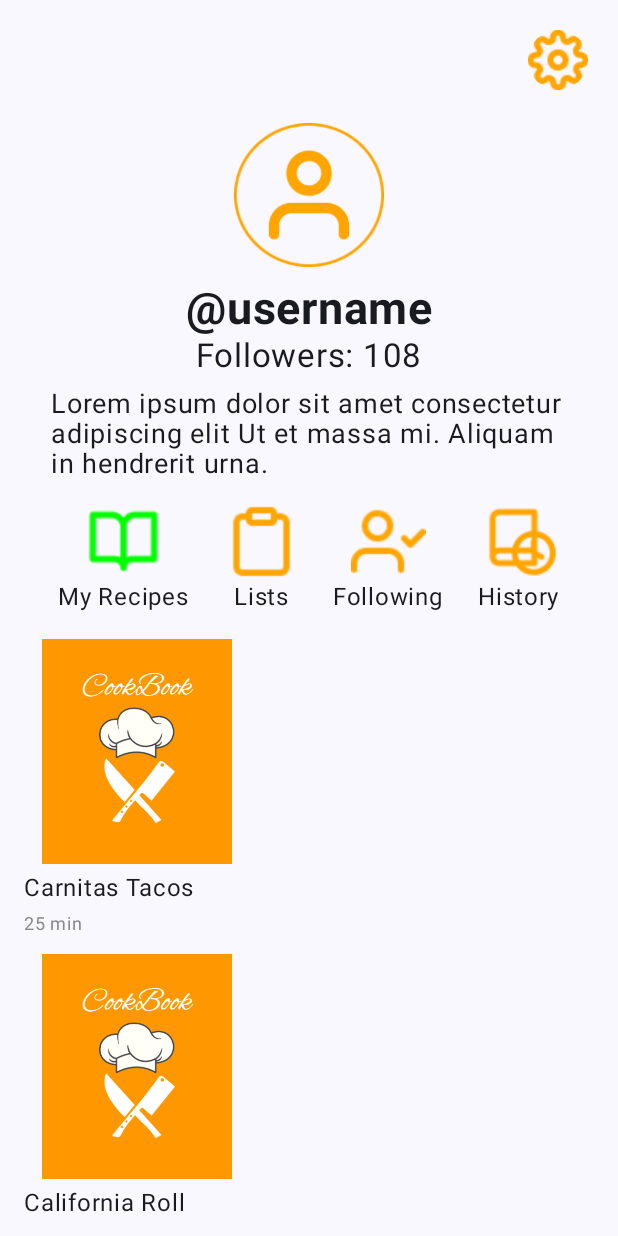
After one commit to LuisIvanJassoLopez010403/CookBook, an Android app built with Jetpack Compose: the composable UserView shown on its own in the app's theme, on a phone screen of 412 x 824 dp. The commit adds this screen. Run offline under Robolectric (Android 15) with nearby library versions, the light colour scheme and no system bars.

Commit message:
Se agrega pantalla de usuario

```diff
--- a/app/build.gradle.kts
+++ b/app/build.gradle.kts
@@ -50,7 +50,6 @@ android {
 }
 
 dependencies {
-
     implementation("androidx.core:core-ktx:1.13.1")
     implementation("androidx.lifecycle:lifecycle-runtime-ktx:2.8.5")
     implementation("androidx.activity:activity-compose:1.9.2")
--- a/app/src/main/java/com/example/cookbook/MainActivity.kt
+++ b/app/src/main/java/com/example/cookbook/MainActivity.kt
@@ -12,7 +12,6 @@ import androidx.compose.ui.Modifier
 import androidx.compose.ui.tooling.preview.Preview
 import com.example.cookbook.navigation.MyAppNavigationView
 import com.example.cookbook.ui.theme.CookBookTheme
-
 
 //Clase principal
 class MainActivity : ComponentActivity() {
--- /dev/null
+++ b/app/src/main/java/com/example/cookbook/user/UserView.kt
@@ -0,0 +1,129 @@
+package com.example.cookbook.user
+
+import androidx.compose.foundation.Image
+import androidx.compose.foundation.layout.Arrangement
+import androidx.compose.foundation.layout.Box
+import androidx.compose.foundation.layout.Column
+import androidx.compose.foundation.layout.Row
+import androidx.compose.foundation.layout.Spacer
+import androidx.compose.foundation.layout.fillMaxSize
+import androidx.compose.foundation.layout.fillMaxWidth
+import androidx.compose.foundation.layout.height
+import androidx.compose.foundation.layout.padding
+import androidx.compose.foundation.layout.size
+import androidx.compose.foundation.layout.width
+import androidx.compose.foundation.lazy.LazyColumn
+import androidx.compose.material3.Icon
+import androidx.compose.material3.IconButton
+import androidx.compose.material3.Text
+import androidx.compose.runtime.Composable
+import androidx.compose.ui.Alignment
+import androidx.compose.ui.Modifier
+import androidx.compose.ui.graphics.Color
+import androidx.compose.ui.graphics.painter.Painter
+import androidx.compose.ui.res.painterResource
+import androidx.compose.ui.text.font.FontWeight
+import androidx.compose.ui.unit.dp
+import androidx.compose.ui.unit.sp
+import com.example.cookbook.R
+
+@Composable
+fun UserView() {
+    Column(
+        modifier = Modifier
+            .fillMaxSize()
+            .padding(16.dp)
+    ) {
+        Box(
+            modifier = Modifier.fillMaxWidth(),
+            contentAlignment = Alignment.TopEnd
+        ) {
+            IconButton(onClick = { /* TODO */ }) {
+                Icon(
+                    painter = painterResource(id = R.drawable.settingicon),
+                    contentDescription = "Settings",
+                    tint = Color(0xFFFFA500),
+                    modifier = Modifier.size(50.dp)
+                )
+            }
+        }
+
+        Column(
+            horizontalAlignment = Alignment.CenterHorizontally,
+            modifier = Modifier
+                .fillMaxWidth()
+                .padding(top = 16.dp)
+        ) {
+            Box(
+                modifier = Modifier
+                    .size(100.dp),
+                contentAlignment = Alignment.Center
+            ) {
+                Icon(
+                    painter = painterResource(id = R.drawable.userplaceholdericon),
+                    contentDescription = "User Icon",
+                    tint = Color(0xFFFFA500),
+                    modifier = Modifier.size(400.dp)
+                )
+            }
+
+            Spacer(modifier = Modifier.height(8.dp))
+
+            Text("@username", fontSize = 30.sp, fontWeight = FontWeight.Bold)
+            Text("Followers: 108", fontSize = 22.sp)
+
+            Spacer(modifier = Modifier.height(8.dp))
+
+            Text(
+                "Lorem ipsum dolor sit amet consectetur adipiscing elit Ut et massa mi. Aliquam in hendrerit urna.",
+                fontSize = 18.sp,
+                modifier = Modifier.padding(horizontal = 18.dp),
+                lineHeight = 20.sp
+            )
+
+            Spacer(modifier = Modifier.height(16.dp))
+
+            Row(
+                modifier = Modifier.fillMaxWidth(),
+                horizontalArrangement = Arrangement.SpaceEvenly
+            ) {
+                MenuButton(icon = painterResource(id = R.drawable.bookicon), text = "My Recipes", iconTint = Color(0xFF00FF00))
+                MenuButton(icon = painterResource(id = R.drawable.clipboardicon), text = "Lists")
+                MenuButton(icon = painterResource(id = R.drawable.usercheckicon), text = "Following")
+                MenuButton(icon = painterResource(id = R.drawable.historyicon), text = "History")
+            }
+
+            Spacer(modifier = Modifier.height(16.dp))
+
+            LazyColumn(
+                modifier = Modifier.fillMaxWidth(),
+                verticalArrangement = Arrangement.spacedBy(8.dp)
+            ) {
+                item { RecipeCard(title = "Carnitas Tacos", time = "25 min", image = painterResource(id = R.drawable.cookbooklogo3)) }
+                item { RecipeCard(title = "California Roll", time = "20 min", image = painterResource(id = R.drawable.cookbooklogo3)) }
+                item { RecipeCard(title = "Burger", time = "15 min", image = painterResource(id = R.drawable.cookbooklogo3)) }
+            }
+        }
+    }
+}
+
+@Composable
+fun MenuButton(icon: Painter, text: String, iconTint: Color = Color(0xFFFFA500)) {
+    Column(horizontalAlignment = Alignment.CenterHorizontally) {
+        Icon(painter = icon, contentDescription = text, tint = iconTint, modifier = Modifier.size(50.dp))
+        Text(text, fontSize = 16.sp)
+    }
+}
+
+@Composable
+fun RecipeCard(title: String, time: String, image: Painter) {
+    Column(
+        modifier = Modifier
+            .fillMaxWidth()
+    ) {
+        Image(painter = image, contentDescription = title, modifier = Modifier.size(150.dp))
+        Spacer(modifier = Modifier.height(4.dp))
+        Text(title, fontSize = 16.sp)
+        Text(time, fontSize = 12.sp, color = Color.Gray)
+    }
+}
```
Also changed, not shown: app/src/main/res/drawable/bookicon.png (added), app/src/main/res/drawable/clipboardicon.png (added), app/src/main/res/drawable/historyicon.png (added), app/src/main/res/drawable/settingicon.png (added), app/src/main/res/drawable/usercheckicon.png (added), app/src/main/res/drawable/userplaceholdericon.png (added).
